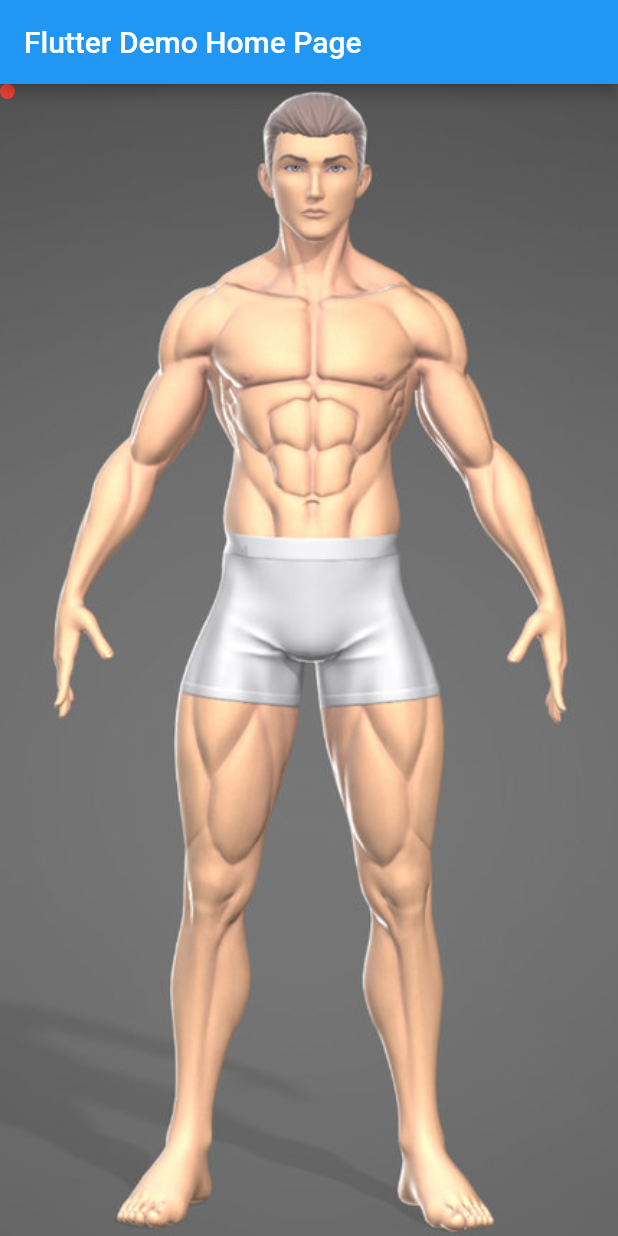
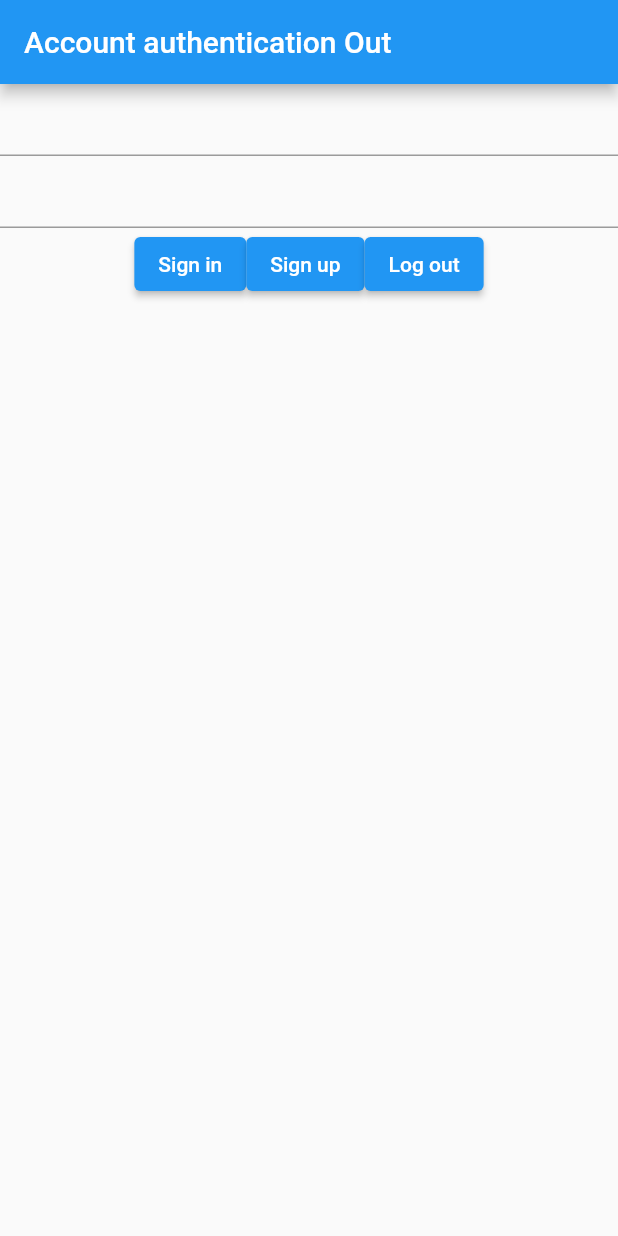
Before and after one commit to cankot97/flutter_myboilerplate, a Flutter app: the screen it shows after launch, on a phone screen of 412 x 824 dp. Run offline on Flutter 3.47's test engine with Material 2 defaults, Android fonts, the phone set to English and light mode, and no system bars; our stand-ins replace dio, firebase_auth, firebase_core; accounts and stored records are empty.

Commit message:
task11_withoutuserpage

```diff
--- /dev/null
+++ b/lib/Auth/auth_wrapper.dart
@@ -0,0 +1,20 @@
+import 'package:flutter/material.dart';
+import 'package:secondapp/Auth/login_screen.dart';
+import 'package:secondapp/main.dart';
+import 'package:firebase_core/firebase_core.dart';
+import 'package:firebase_auth/firebase_auth.dart';
+
+class Authwrapper extends StatefulWidget {
+  const Authwrapper({ Key? key }) : super(key: key);
+
+  @override
+  _AuthwrapperState createState() => _AuthwrapperState();
+}
+
+class _AuthwrapperState extends State<Authwrapper> {
+
+  @override
+  Widget build(BuildContext context) {
+    return FirebaseAuth.instance.currentUser == null ? const Loginscreen() : const MyHomePage(title: 'title');
+  }
+}
--- /dev/null
+++ b/lib/Auth/login_screen.dart
@@ -0,0 +1,67 @@
+import 'package:flutter/material.dart';
+import 'package:firebase_core/firebase_core.dart';
+import 'package:firebase_auth/firebase_auth.dart';
+import 'package:secondapp/main.dart';
+import 'package:secondapp/Auth/auth_wrapper.dart';
+
+
+class Loginscreen  extends StatefulWidget {
+  const Loginscreen ({ Key? key }) : super(key: key);
+
+  @override
+  _LoginscreenState createState() => _LoginscreenState();
+}
+
+class _LoginscreenState extends State<Loginscreen> {
+
+
+  final emailcontroller = TextEditingController();
+  final passwordcontroller = TextEditingController();
+
+  void signin() async  {
+    await FirebaseAuth.instance.signInWithEmailAndPassword(email: emailcontroller.text, password: passwordcontroller.text);
+    setState(() {
+    });
+  }
+
+
+  void signup() async {
+    await FirebaseAuth.instance.createUserWithEmailAndPassword(email: emailcontroller.text, password: passwordcontroller.text);
+    setState(() {
+    });
+  }
+
+  void logout() async {
+    await FirebaseAuth.instance.signOut();
+    setState(() {
+    });
+  }
+
+  @override
+  Widget build(BuildContext context) {
+    if (FirebaseAuth.instance.currentUser != null) {
+      return Authwrapper();
+    }
+    return Scaffold(
+      appBar: AppBar(
+        title: Text('Account authentication ' + (FirebaseAuth.instance.currentUser == null ? 'Out' : 'In')),
+      ),
+      body: Center(
+        child: Column(
+          children: [
+            TextField(controller: emailcontroller,),
+            TextField(controller: passwordcontroller,),
+            Row(
+              mainAxisAlignment: MainAxisAlignment.center,
+              children: [
+                ElevatedButton(onPressed: () => signin(), child: const Text('Sign in')),
+                ElevatedButton(onPressed: () => signup(), child: const Text('Sign up')),
+                ElevatedButton(onPressed: ()=> logout(), child: const Text('Log out'))
+              ]
+            )
+          ],
+        )
+      ),
+    );
+  }
+}
--- a/lib/main.dart
+++ b/lib/main.dart
@@ -1,7 +1,13 @@
 
 import 'package:flutter/material.dart';
-import 'package:secondapp/bodypart.dart';
+import 'package:secondapp/Auth/auth_wrapper.dart';
+import 'package:secondapp/model/bodypart.dart';
 import 'package:dio/dio.dart';
+import 'package:firebase_core/firebase_core.dart';
+import 'package:firebase_auth/firebase_auth.dart';
+import 'package:secondapp/Auth/login_screen.dart';
+
+
 
 Future<BodyPart> getBpdescr(int i) async {
   var dio = Dio();
@@ -10,11 +16,15 @@ Future<BodyPart> getBpdescr(int i) async {
 }
 
 
-void main() {
+Future main() async {
+  WidgetsFlutterBinding.ensureInitialized();
+  await Firebase.initializeApp();
+
   runApp(const MyApp());
 }
 
 class MyApp extends StatelessWidget {
+
   const MyApp({Key? key}) : super(key: key);
 
   // This widget is the root of your application.
@@ -24,7 +34,8 @@ class MyApp extends StatelessWidget {
       title: 'Flutter Demo',
       theme: ThemeData(
       ),
-      home: const MyHomePage(title: 'Flutter Demo Home Page'),
+      // home: const MyHomePage(title: 'Flutter Demo Home Page'),
+      home: Authwrapper(),
     );
   }
 }
@@ -38,8 +49,10 @@ class MyHomePage extends StatefulWidget {
 }
 
 class _MyHomePageState extends State<MyHomePage> {
-  double? markerX;
-  double? markerY;
+
+
+  double? markerX = null;
+  double? markerY = null;
 
   BodyPart? whatBodyPart(double? x, double? y){
     for(var bodypart in bodyparts){
@@ -74,6 +87,7 @@ class _MyHomePageState extends State<MyHomePage> {
   @override
   Widget build(BuildContext context) {
 
+    if (FirebaseAuth.instance.currentUser == null) {return  Authwrapper();}
     return Scaffold(
       appBar: AppBar(
 
@@ -103,6 +117,14 @@ class _MyHomePageState extends State<MyHomePage> {
                   color: Colors.red,
                 ),
               ),
+            ),
+            ElevatedButton(
+              child: const Text('Log out'),
+              onPressed: () async {
+                await FirebaseAuth.instance.signOut();
+                setState(() {
+                });
+              },
             )
 
           ])
--- a/pubspec.yaml
+++ b/pubspec.yaml
@@ -35,6 +35,9 @@ dependencies:
   # Use with the CupertinoIcons class for iOS style icons.
   cupertino_icons: ^1.0.2
   dio: ^4.0.4
+  firebase_core: ^1.10.5
+  firebase_auth: ^3.3.3
+  firebase_analytics: ^9.0.3
 
 dev_dependencies:
   flutter_test:
```
Also changed, not shown: lib/Auth/signup_screen.dart (added), lib/model/bodypart.dart (renamed from lib/bodypart.dart), pubspec.lock, 3 other files.
